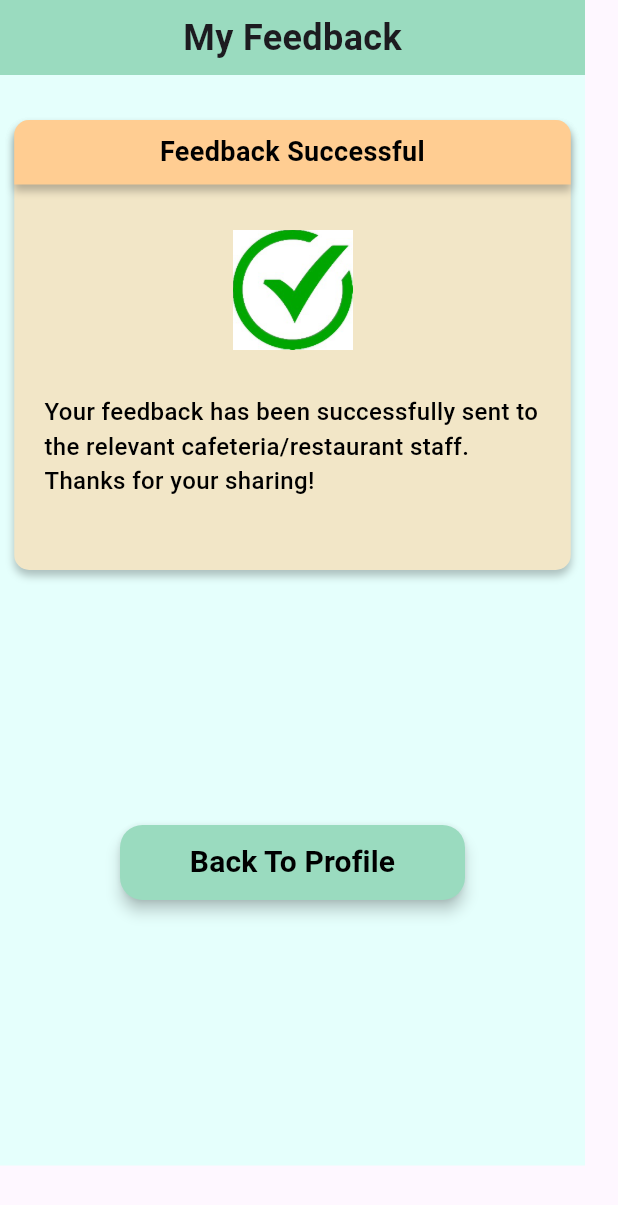
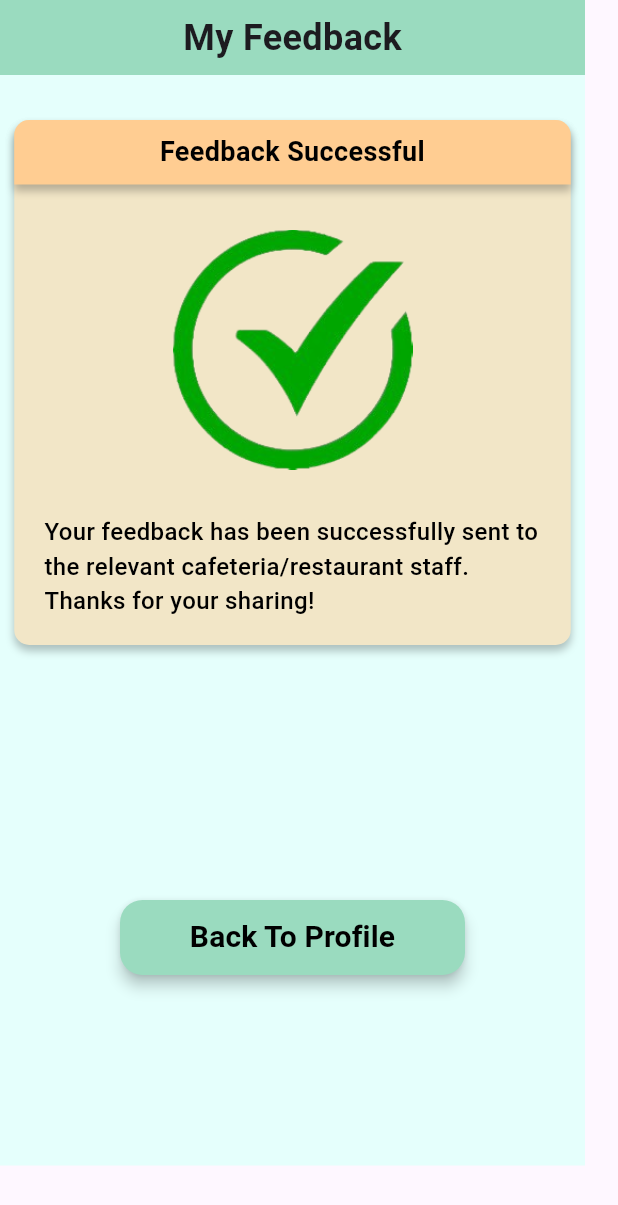
Before and after one commit to JasonYeo0119/FlutterProject, a Flutter app: the Givefeedback2 screen opened directly, on a phone screen of 412 x 824 dp. Shown: the top 1205 px of the screen. Run offline on Flutter 3.47's test engine with Material 3 defaults, Android fonts, the light colour scheme and no system bars; our stand-ins replace cloud_firestore, file_picker, firebase_auth, firebase_core, firebase_database, firebase_storage and 3 more; missing offline and left inert: dart:html, ndialog; accounts and stored records are empty; Roboto replaces fonts that are missing (Poppins).

Commit message:
Weien V11 update

```diff
--- a/lib/Booking & Engagement Module/GiveFeedback2.dart
+++ b/lib/Booking & Engagement Module/GiveFeedback2.dart
@@ -45,7 +45,7 @@ class Givefeedback2 extends StatelessWidget {
               top: 30,
               child: Container(
                 width: 371,
-                height: 300,
+                height: 350,
                 decoration: ShapeDecoration(
                   color: Color(0xFFF2E6C7),
                   shape: RoundedRectangleBorder(
@@ -107,8 +107,8 @@ class Givefeedback2 extends StatelessWidget {
                       top: 10, // Adjust top position as needed
                       child: Image.asset(
                         'lib/assets/images/tick.png',
-                        width: 80,
-                        height: 80,
+                        width: 160,
+                        height: 160,
                       ),
                     ),
                     SizedBox(height: 30), // Adjust spacing between title and content
--- a/lib/Membership Module/Student/NormalProfile.dart
+++ b/lib/Membership Module/Student/NormalProfile.dart
@@ -504,7 +504,7 @@ class _NormalprofileState extends State<Normalprofile> {
                   padding: EdgeInsets.zero,
                 ),
                 child: Text(
-                  'Log out',
+                  'Log Out',
                   style: TextStyle(
                     color: Color(0xFFF21C1C),
                     fontSize: 16,
--- a/lib/Membership Module/Student/Premium/tngScan.dart
+++ b/lib/Membership Module/Student/Premium/tngScan.dart
@@ -1,10 +1,13 @@
+import 'package:usmfoodsaver/Membership%20Module/Student/Premium/PaymentMethod.dart';
+import 'package:usmfoodsaver/Membership%20Module/Student/Premium/PremiumPrice.dart';
+
 import 'UploadSS.dart';
 import 'package:flutter/material.dart';
 
 class Tngscan extends StatelessWidget {
   void navigateNextPage(BuildContext ctx) {
     Navigator.of(ctx).push(MaterialPageRoute(builder: (_) {
-      return Tngscan();
+      return Paymentmethod();
     }));
   }
 
@@ -13,6 +16,7 @@ class Tngscan extends StatelessWidget {
       return UploadSS();
     }));
   }
+
 
   @override
   Widget build(BuildContext context) {
--- a/lib/Membership Module/Student/StudentEdit.dart
+++ b/lib/Membership Module/Student/StudentEdit.dart
@@ -129,7 +129,7 @@ class _StudentEditState extends State<StudentEdit> {
                               children: [
                                 buildInputField('Name', 'Please input your name...', StudentName),
                                 buildInputField('MatricNo.', 'Please input your MatricNo...', MatricNo),
-                                buildInputField('Email', 'Please input your email...', StudentEmail),
+                                buildInputField('Email (Fix)', 'Please input your email...', StudentEmail),
                               ],
                             ),
                           ),
@@ -248,7 +248,7 @@ class _StudentEditState extends State<StudentEdit> {
                         // Contact Us
                         Positioned(
                             left: 80,
-                            top: 675,
+                            top: 725,
                             child: InkWell(
                               onTap: () {
                                 launchEmail('usmfoodsaver@gmail.com');
--- a/lib/main.dart
+++ b/lib/main.dart
@@ -1,5 +1,6 @@
 import 'package:flutter/material.dart';
 import 'package:firebase_core/firebase_core.dart';
+import 'package:usmfoodsaver/Booking%20&%20Engagement%20Module/GiveFeedback2.dart';
 import 'package:usmfoodsaver/Food%20Management%20Module/PostFood.dart';
 import 'package:usmfoodsaver/Membership%20Module/HomePage/HomePage.dart';
 import 'package:usmfoodsaver/Membership%20Module/Student/NormalProfile.dart';
@@ -28,7 +29,7 @@ class MyApp extends StatelessWidget {
       theme: ThemeData(
         primarySwatch: Colors.blue,
       ),
-          home: HomePage()
+          home: Givefeedback2()
     );
   }
 }
```
Also changed, not shown: lib/assets/images/tick.png.
